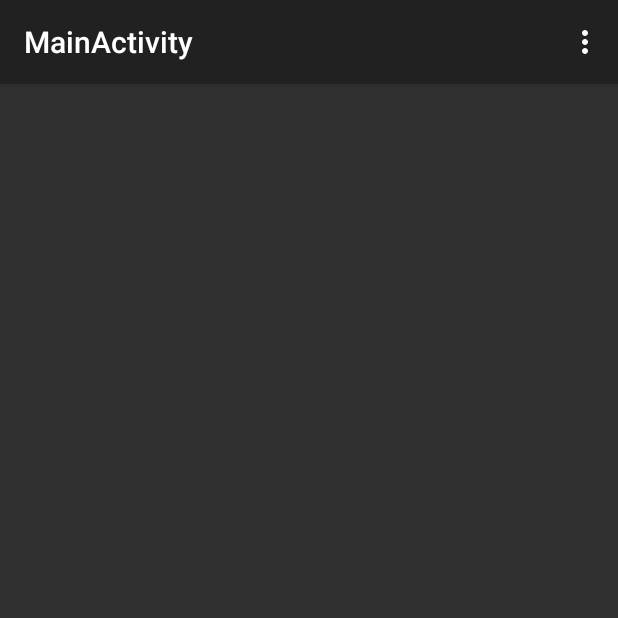
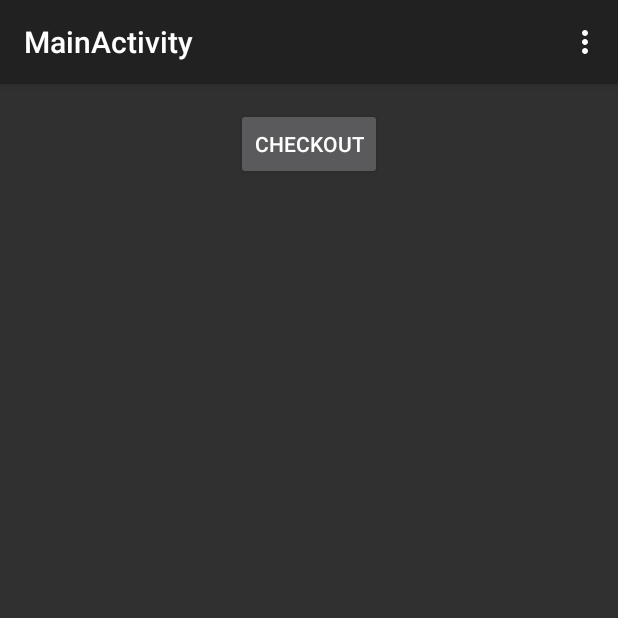
Before and after one commit to sankarmanoj/TheFoodKingApp, an Android app: the screen it shows after launch (MainActivity), on a phone screen of 412 x 824 dp, the top half of it. Run offline under Robolectric (Android 15) with nearby library versions, the phone set to English and light mode, and no system bars.

Commit message:
Minor Changes

```diff
--- a/app/src/main/java/com/example/sankarmanoj/thefoodkingapp/FoodArrayAdapter.java
+++ b/app/src/main/java/com/example/sankarmanoj/thefoodkingapp/FoodArrayAdapter.java
@@ -54,7 +54,7 @@ public class FoodArrayAdapter extends ArrayAdapter<FoodItem> {
                 public void onClick(View v) {
 
                     try {
-                        if(item.qty<item.maxQty) {
+                        if((item.qty)<(item.maxQty)) {
                             (item.qty)++;
                             viewHolder.qty.setText(Integer.toString(item.qty));
                         }
--- a/app/src/main/java/com/example/sankarmanoj/thefoodkingapp/FoodItem.java
+++ b/app/src/main/java/com/example/sankarmanoj/thefoodkingapp/FoodItem.java
@@ -14,12 +14,12 @@ public class FoodItem {
     {
         this.name=name;
         this.price=price;
-        this.qty=qty;
+        this.inCartQuantity=qty;
         this.maxQty=maxQty;
     }
     Kind TypeOfFood;
     int maxQty;
-    int qty;
+    int inCartQuantity;
     int price;
     String name;
     URI image;
--- a/app/src/main/java/com/example/sankarmanoj/thefoodkingapp/MainActivity.java
+++ b/app/src/main/java/com/example/sankarmanoj/thefoodkingapp/MainActivity.java
@@ -11,6 +11,7 @@ import android.util.Log;
 import android.view.Menu;
 import android.view.MenuItem;
 import android.view.View;
+import android.widget.Button;
 import android.widget.ImageButton;
 import android.widget.ListView;
 import android.widget.TextView;
@@ -25,7 +26,7 @@ import java.util.List;
 
 
 public class MainActivity extends Activity {
-
+    Button checkOut;
     ListView listView;
     List<FoodItem>items;
     TextView ErrorView;
@@ -54,6 +55,7 @@ public class MainActivity extends Activity {
         {
             e.printStackTrace();
         }
+checkOut=(Button) findViewById(R.id.checkOutButton);
 
         ErrorView = (TextView)findViewById(R.id.errorView);
         ErrorView.setOnClickListener(new View.OnClickListener() {
--- a/app/src/main/res/layout/activity_main.xml
+++ b/app/src/main/res/layout/activity_main.xml
@@ -22,4 +22,14 @@
         android:id="@+id/errorView"
         android:layout_centerVertical="true"
         android:layout_centerHorizontal="true" />
+
+    <Button
+        style="?android:attr/buttonStyleSmall"
+        android:layout_width="wrap_content"
+        android:layout_height="wrap_content"
+        android:text="Checkout"
+        android:id="@+id/checkOutButton"
+        android:layout_alignParentTop="true"
+        android:layout_centerHorizontal="true" />
+
 </RelativeLayout>
```
